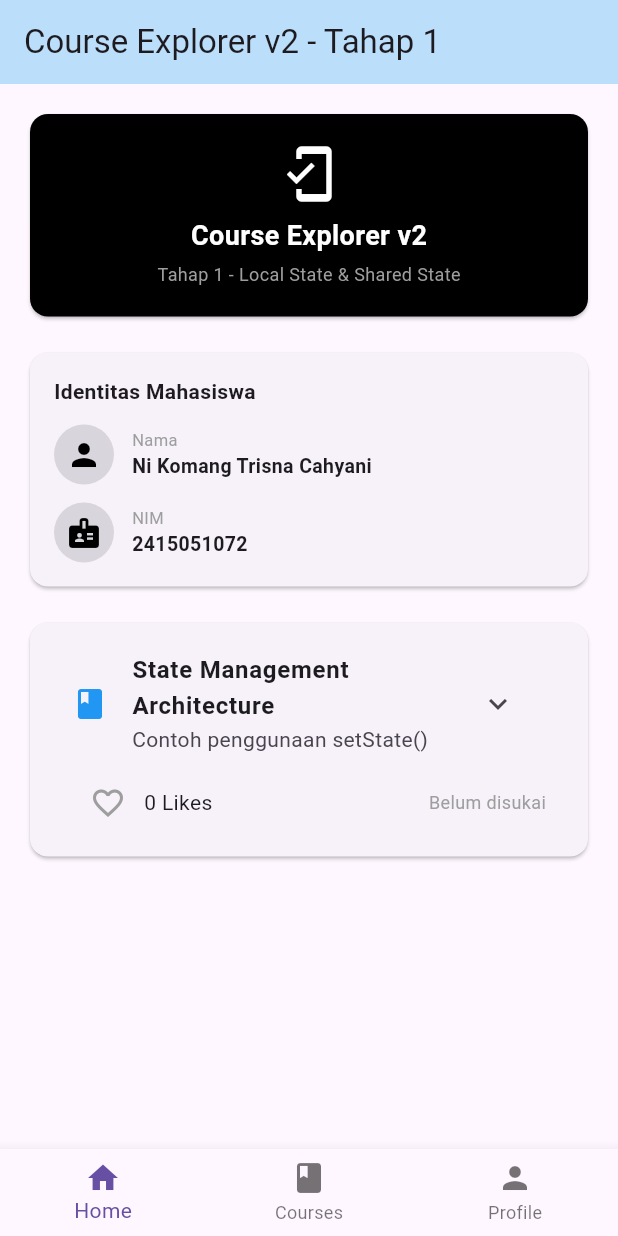
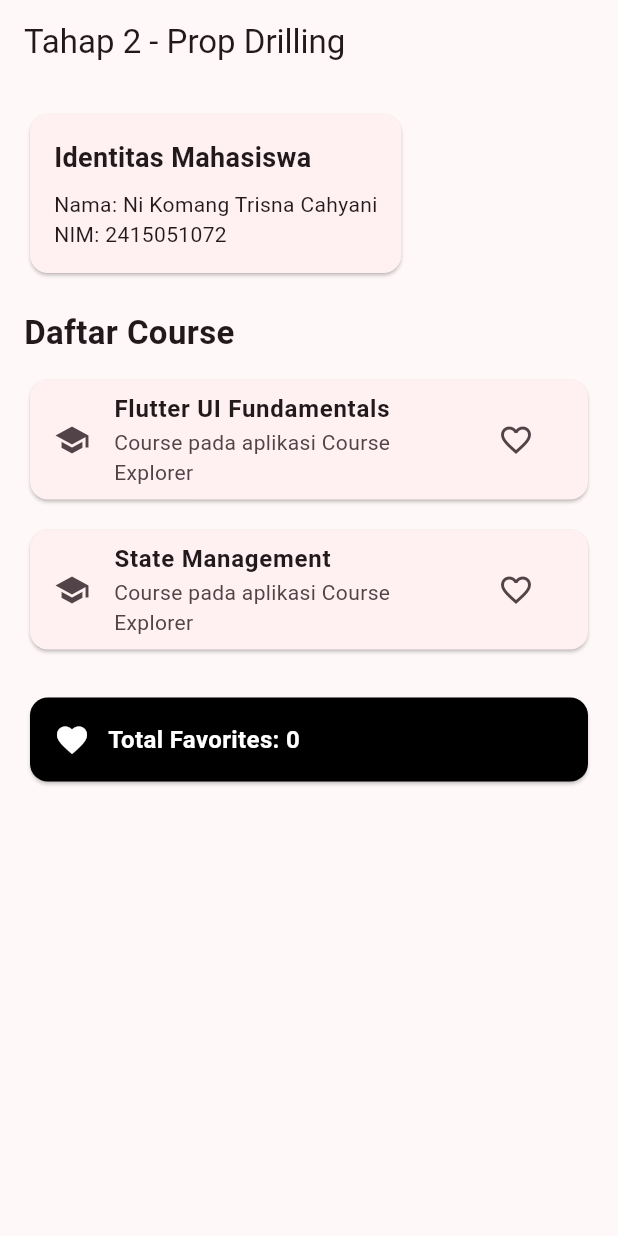
Before and after one commit to trisnacahyani-ops/flutter_ui_fundamentals, a Flutter app: the screen it shows after launch, on a phone screen of 412 x 824 dp. Run offline on Flutter 3.47's test engine with Material 3 defaults, Android fonts, the phone set to English and light mode, and no system bars.

Commit message:
Tahap 2 Eksperimen keterbatasan setState untuk shared state

```diff
--- a/lib/main.dart
+++ b/lib/main.dart
@@ -1,4 +1,7 @@
 import 'package:flutter/material.dart';
+
+const String studentName = 'Ni Komang Trisna Cahyani';
+const String studentId = '2415051072';
 
 void main() {
   runApp(const CourseExplorerApp());
@@ -11,12 +14,19 @@ class CourseExplorerApp extends StatelessWidget {
   Widget build(BuildContext context) {
     return MaterialApp(
       debugShowCheckedModeBanner: false,
-      title: 'Course Explorer - Tahap 1',
-      theme: ThemeData(primarySwatch: Colors.blue, useMaterial3: true),
+      title: 'Course Explorer - Tahap 2',
+      theme: ThemeData(
+        colorScheme: ColorScheme.fromSeed(seedColor: Colors.black),
+        useMaterial3: true,
+      ),
       home: const MainPage(),
     );
   }
 }
+
+// ======================================================
+// PARENT
+// ======================================================
 
 class MainPage extends StatefulWidget {
   const MainPage({super.key});
@@ -26,268 +36,162 @@ class MainPage extends StatefulWidget {
 }
 
 class _MainPageState extends State<MainPage> {
-  // Local State 1: Indeks tab aktif BottomNavigationBar
-  int _currentIndex = 0;
+  // Shared state disimpan di parent.
+  List<String> favorites = [];
 
-  final List<Widget> _pages = const [HomePage(), CoursesPage(), ProfilePage()];
+  void toggleFavorite(String course) {
+    setState(() {
+      if (favorites.contains(course)) {
+        favorites.remove(course);
+      } else {
+        favorites.add(course);
+      }
+    });
+  }
 
   @override
   Widget build(BuildContext context) {
     return Scaffold(
-      appBar: AppBar(
-        title: const Text('Course Explorer v2 - Tahap 1'),
-        backgroundColor: Colors.blue.shade100,
-      ),
-      body: _pages[_currentIndex],
-      bottomNavigationBar: BottomNavigationBar(
-        currentIndex: _currentIndex,
-        onTap: (index) {
-          // Local State: Mengubah tab aktif
-          setState(() {
-            _currentIndex = index;
-          });
-        },
-        items: const [
-          BottomNavigationBarItem(icon: Icon(Icons.home), label: 'Home'),
-          BottomNavigationBarItem(icon: Icon(Icons.book), label: 'Courses'),
-          BottomNavigationBarItem(icon: Icon(Icons.person), label: 'Profile'),
-        ],
-      ),
-    );
-  }
-}
-
-class HomePage extends StatefulWidget {
-  const HomePage({super.key});
-
-  @override
-  State<HomePage> createState() => _HomePageState();
-}
-
-class _HomePageState extends State<HomePage> {
-  // Local State 2: Visibilitas detail kartu
-  bool _showDetail = false;
-
-  // Local State 3: Status Tombol Like
-  bool _isLiked = false;
-  int _likeCount = 0;
-
-  // Identitas Mahasiswa
-  final String studentName = 'Ni Komang Trisna Cahyani';
-  final String studentId = '2415051072';
-
-  @override
-  Widget build(BuildContext context) {
-    return SingleChildScrollView(
-      padding: const EdgeInsets.all(16.0),
+      appBar: AppBar(title: const Text('Tahap 2 - Prop Drilling')),
+      body: SingleChildScrollView(
+        padding: const EdgeInsets.all(16),
         child: Column(
-        crossAxisAlignment: CrossAxisAlignment.stretch,
+          crossAxisAlignment: CrossAxisAlignment.start,
           children: [
-          // Banner Tahap 1
+            // Nama dan NIM
             Card(
-            color: Colors.black,
-            child: const Padding(
-              padding: EdgeInsets.all(20.0),
+              child: Padding(
+                padding: const EdgeInsets.all(16),
                 child: Column(
+                  crossAxisAlignment: CrossAxisAlignment.start,
                   children: [
-                  Icon(Icons.mobile_friendly, color: Colors.white, size: 40),
-                  SizedBox(height: 8),
-                  Text(
-                    'Course Explorer v2',
+                    const Text(
+                      'Identitas Mahasiswa',
                       style: TextStyle(
-                      color: Colors.white,
                         fontSize: 18,
                         fontWeight: FontWeight.bold,
                       ),
                     ),
-                  SizedBox(height: 4),
-                  Text(
-                    'Tahap 1 - Local State & Shared State',
-                    style: TextStyle(color: Colors.grey, fontSize: 12),
+                    const SizedBox(height: 8),
+                    Text('Nama: $studentName'),
+                    Text('NIM: $studentId'),
+                  ],
+                ),
+              ),
+            ),
+
+            const SizedBox(height: 20),
+
+            const Text(
+              'Daftar Course',
+              style: TextStyle(fontSize: 22, fontWeight: FontWeight.bold),
+            ),
+
+            const SizedBox(height: 12),
+
+            // Child pertama
+            CourseCard(
+              courseName: 'Flutter UI Fundamentals',
+              isFavorite: favorites.contains('Flutter UI Fundamentals'),
+              onFavoriteChanged: () {
+                toggleFavorite('Flutter UI Fundamentals');
+              },
+            ),
+
+            const SizedBox(height: 12),
+
+            // Child kedua
+            CourseCard(
+              courseName: 'State Management',
+              isFavorite: favorites.contains('State Management'),
+              onFavoriteChanged: () {
+                toggleFavorite('State Management');
+              },
+            ),
+
+            const SizedBox(height: 24),
+
+            // Menampilkan shared state
+            Card(
+              color: Colors.black,
+              child: Padding(
+                padding: const EdgeInsets.all(16),
+                child: Row(
+                  children: [
+                    const Icon(Icons.favorite, color: Colors.white),
+                    const SizedBox(width: 12),
+                    Expanded(
+                      child: Text(
+                        'Total Favorites: ${favorites.length}',
+                        style: const TextStyle(
+                          color: Colors.white,
+                          fontSize: 16,
+                          fontWeight: FontWeight.bold,
+                        ),
+                      ),
                     ),
                   ],
                 ),
               ),
             ),
-          const SizedBox(height: 16),
 
-          // Card Identitas Mahasiswa
+            const SizedBox(height: 12),
+
+            if (favorites.isNotEmpty)
               Card(
-            elevation: 1,
-            shape: RoundedRectangleBorder(
-              borderRadius: BorderRadius.circular(12),
-            ),
                 child: Padding(
-              padding: const EdgeInsets.all(16.0),
+                  padding: const EdgeInsets.all(16),
                   child: Column(
                     crossAxisAlignment: CrossAxisAlignment.start,
                     children: [
                       const Text(
-                    'Identitas Mahasiswa',
-                    style: TextStyle(fontWeight: FontWeight.bold, fontSize: 14),
-                  ),
-                  const SizedBox(height: 12),
-                  Row(
-                    children: [
-                      const CircleAvatar(
-                        backgroundColor: Colors.black12,
-                        child: Icon(Icons.person, color: Colors.black),
-                      ),
-                      const SizedBox(width: 12),
-                      Column(
-                        crossAxisAlignment: CrossAxisAlignment.start,
-                        children: [
-                          const Text(
-                            'Nama',
-                            style: TextStyle(fontSize: 11, color: Colors.grey),
-                          ),
-                          Text(
-                            studentName,
-                            style: const TextStyle(
-                              fontWeight: FontWeight.bold,
-                              fontSize: 13,
-                            ),
-                          ),
-                        ],
-                      ),
-                    ],
-                  ),
-                  const SizedBox(height: 12),
-                  Row(
-                    children: [
-                      const CircleAvatar(
-                        backgroundColor: Colors.black12,
-                        child: Icon(Icons.badge, color: Colors.black),
-                      ),
-                      const SizedBox(width: 12),
-                      Column(
-                        crossAxisAlignment: CrossAxisAlignment.start,
-                        children: [
-                          const Text(
-                            'NIM',
-                            style: TextStyle(fontSize: 11, color: Colors.grey),
-                          ),
-                          Text(
-                            studentId,
-                            style: const TextStyle(
-                              fontWeight: FontWeight.bold,
-                              fontSize: 13,
-                            ),
-                          ),
-                        ],
-                      ),
-                    ],
-                  ),
-                ],
-              ),
-            ),
-          ),
-          const SizedBox(height: 16),
-
-          // Demo Local State (Expand Detail + Tombol Like)
-          Card(
-            elevation: 1,
-            child: Padding(
-              padding: const EdgeInsets.all(12.0),
-              child: Column(
-                children: [
-                  ListTile(
-                    leading: const Icon(Icons.book, color: Colors.blue),
-                    title: const Text(
-                      'State Management Architecture',
+                        'Course yang Disukai:',
                         style: TextStyle(fontWeight: FontWeight.bold),
                       ),
-                    subtitle: const Text('Contoh penggunaan setState()'),
-                    trailing: IconButton(
-                      icon: Icon(
-                        _showDetail
-                            ? Icons.keyboard_arrow_up
-                            : Icons.keyboard_arrow_down,
-                      ),
-                      onPressed: () {
-                        // Toggle detail
-                        setState(() {
-                          _showDetail = !_showDetail;
-                        });
-                      },
-                    ),
-                  ),
-
-                  // Tombol Like (Fitur Baru)
-                  Padding(
-                    padding: const EdgeInsets.symmetric(horizontal: 16.0),
-                    child: Row(
-                      mainAxisAlignment: MainAxisAlignment.spaceBetween,
-                      children: [
-                        Row(
-                          children: [
-                            IconButton(
-                              icon: Icon(
-                                _isLiked
-                                    ? Icons.favorite
-                                    : Icons.favorite_border,
-                                color: _isLiked ? Colors.red : Colors.grey,
-                              ),
-                              onPressed: () {
-                                // Local State: Mengubah status Like
-                                setState(() {
-                                  _isLiked = !_isLiked;
-                                  if (_isLiked) {
-                                    _likeCount++;
-                                  } else {
-                                    _likeCount--;
-                                  }
-                                });
-                              },
-                            ),
-                            Text('$_likeCount Likes'),
-                          ],
-                        ),
-                        Text(
-                          _isLiked ? 'Disukai' : 'Belum disukai',
-                          style: TextStyle(
-                            color: _isLiked ? Colors.red : Colors.grey,
-                            fontSize: 12,
-                          ),
-                        ),
-                      ],
-                    ),
-                  ),
-
-                  if (_showDetail) ...[
-                    const Divider(),
-                    const Padding(
-                      padding: EdgeInsets.all(8.0),
-                      child: Text(
-                        'Ini adalah contoh Local State. Baik visibilitas detail maupun status tombol Like dikelola secara mandiri di dalam widget ini menggunakan setState().',
-                        style: TextStyle(fontSize: 12, color: Colors.black87),
-                      ),
-                    ),
-                  ],
+                      const SizedBox(height: 8),
+                      ...favorites.map((course) => Text('• $course')),
                     ],
                   ),
                 ),
               ),
           ],
         ),
+      ),
     );
   }
 }
 
-class CoursesPage extends StatelessWidget {
-  const CoursesPage({super.key});
+// ======================================================
+// CHILD
+// ======================================================
+
+class CourseCard extends StatelessWidget {
+  final String courseName;
+  final bool isFavorite;
+  final VoidCallback onFavoriteChanged;
+
+  const CourseCard({
+    super.key,
+    required this.courseName,
+    required this.isFavorite,
+    required this.onFavoriteChanged,
+  });
 
   @override
   Widget build(BuildContext context) {
-    return const Center(child: Text('Halaman Daftar Kursus'));
+    return Card(
+      child: ListTile(
+        leading: const Icon(Icons.school),
+        title: Text(
+          courseName,
+          style: const TextStyle(fontWeight: FontWeight.bold),
+        ),
+        subtitle: const Text('Course pada aplikasi Course Explorer'),
+        trailing: IconButton(
+          onPressed: onFavoriteChanged,
+          icon: Icon(isFavorite ? Icons.favorite : Icons.favorite_border),
+        ),
+      ),
+    );
   }
 }
-
-class ProfilePage extends StatelessWidget {
-  const ProfilePage({super.key});
-
-  @override
-  Widget build(BuildContext context) {
-    return const Center(child: Text('Halaman Profil Mahasiswa'));
-  }
-}
```
Lines whose indentation alone changed are shown as unchanged.
